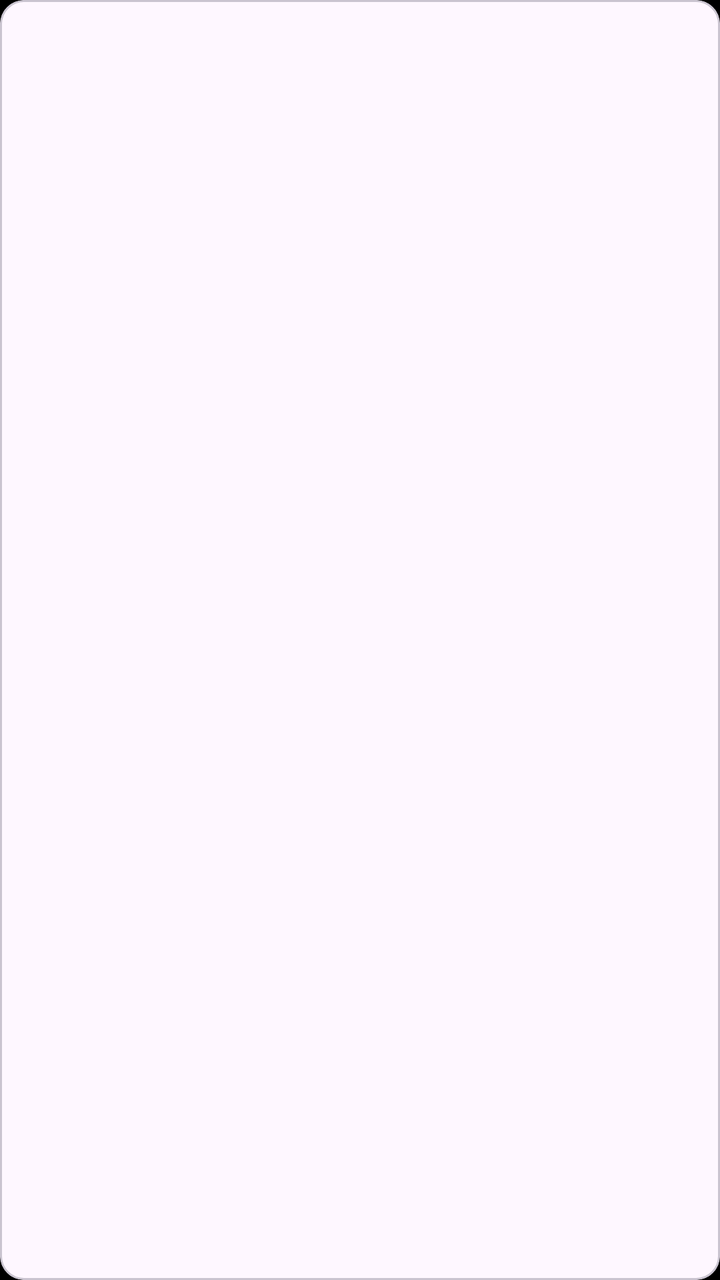
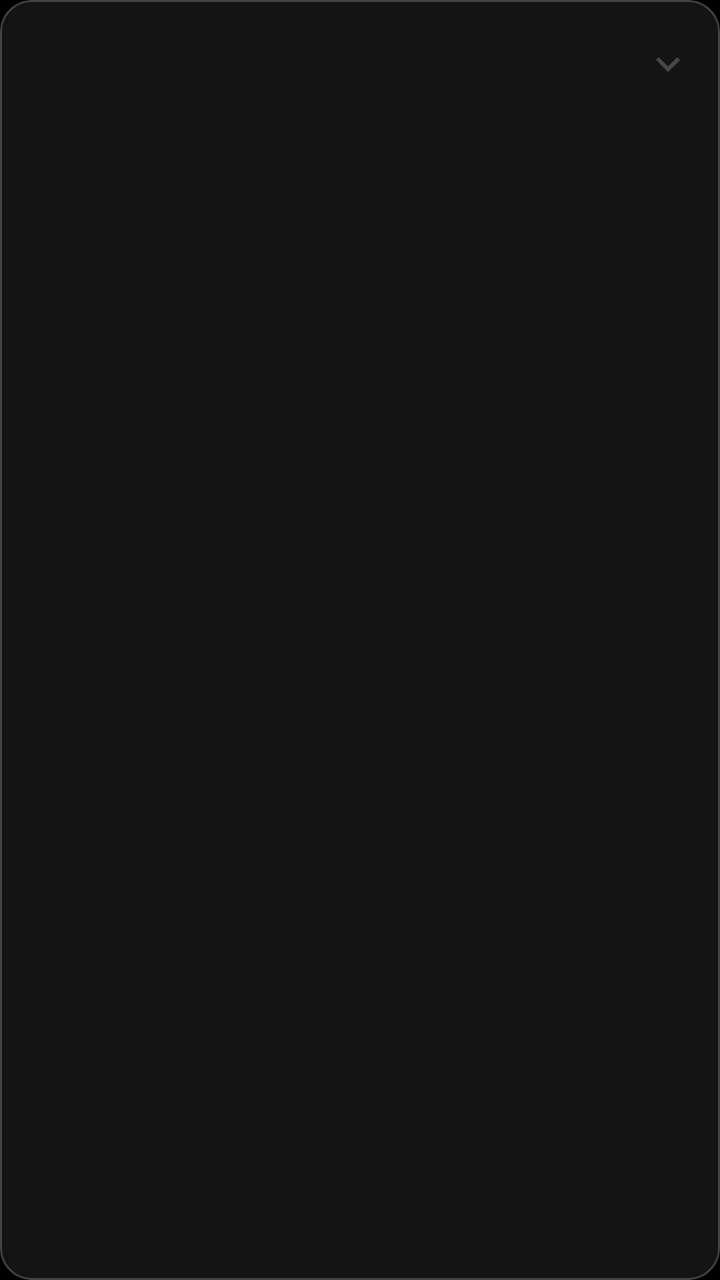

Before-and-after screenshots of an Android layout around one commit, followed by the original layout XML and the change that was made.
<!-- AndroidManifest.xml: application theme Theme.CloX -->
<!-- res/layout/item_notification.xml -->
<?xml version="1.0" encoding="utf-8"?>
<com.google.android.material.card.MaterialCardView
    xmlns:android="http://schemas.android.com/apk/res/android"
    xmlns:app="http://schemas.android.com/apk/res-auto"
    android:layout_width="match_parent"
    android:layout_height="wrap_content"
    android:layout_margin="4dp"
    app:cardCornerRadius="12dp">

    <LinearLayout
        android:layout_width="match_parent"
        android:layout_height="wrap_content"
        android:orientation="vertical"
        android:padding="12dp">

        <LinearLayout
            android:layout_width="match_parent"
            android:layout_height="wrap_content"
            android:orientation="horizontal"
            android:gravity="center_vertical">

            <ImageView
                android:id="@+id/notifAppIcon"
                android:layout_width="20dp"
                android:layout_height="20dp" />

            <TextView
                android:id="@+id/notifAppName"
                android:layout_width="0dp"
                android:layout_height="wrap_content"
                android:layout_weight="1"
                android:layout_marginStart="6dp"
                android:textAppearance="?attr/textAppearanceLabelSmall"
                android:maxLines="1" />

        </LinearLayout>

        <TextView
            android:id="@+id/notifTitle"
            android:layout_width="match_parent"
            android:layout_height="wrap_content"
            android:layout_marginTop="4dp"
            android:textAppearance="?attr/textAppearanceTitleSmall"
            android:maxLines="1"
            android:ellipsize="end" />

        <TextView
            android:id="@+id/notifBody"
            android:layout_width="match_parent"
            android:layout_height="wrap_content"
            android:textAppearance="?attr/textAppearanceBodySmall"
            android:maxLines="2"
            android:ellipsize="end" />

        <LinearLayout
            android:id="@+id/notifActionsRow"
            android:layout_width="match_parent"
            android:layout_height="wrap_content"
            android:orientation="horizontal"
            android:layout_marginTop="8dp" />

    </LinearLayout>

</com.google.android.material.card.MaterialCardView>
<!-- resources referenced by this layout -->
<resources>
  <style name="Theme.CloX" parent="Theme.Material3.DayNight.NoActionBar">
          <item name="android:windowBackground">@android:color/black</item>
      </style>
</resources>

<!-- the commit's change to res/layout/item_notification.xml (unified diff, before → after) -->
@@ -4,8 +4,13 @@
     xmlns:app="http://schemas.android.com/apk/res-auto"
     android:layout_width="match_parent"
     android:layout_height="wrap_content"
-    android:layout_margin="4dp"
-    app:cardCornerRadius="12dp">
+    android:layout_marginHorizontal="8dp"
+    android:layout_marginVertical="4dp"
+    app:cardCornerRadius="16dp"
+    app:cardBackgroundColor="#CC1A1A1A"
+    app:cardElevation="0dp"
+    app:strokeColor="#33FFFFFF"
+    app:strokeWidth="1dp">
 
     <LinearLayout
         android:layout_width="match_parent"
@@ -13,51 +18,115 @@
         android:orientation="vertical"
         android:padding="12dp">
 
+        
         <LinearLayout
             android:layout_width="match_parent"
             android:layout_height="wrap_content"
             android:orientation="horizontal"
             android:gravity="center_vertical">
 
-            <ImageView
-                android:id="@+id/notifAppIcon"
-                android:layout_width="20dp"
-                android:layout_height="20dp" />
+            
+            <FrameLayout
+                android:id="@+id/iconSlot"
+                android:layout_width="40dp"
+                android:layout_height="40dp">
 
+                <ImageView
+                    android:id="@+id/notifAppIcon"
+                    android:layout_width="24dp"
+                    android:layout_height="24dp"
+                    android:layout_gravity="center"
+                    android:visibility="visible" />
+
+                <com.google.android.material.imageview.ShapeableImageView
+                    android:id="@+id/notifLargeIcon"
+                    android:layout_width="40dp"
+                    android:layout_height="40dp"
+                    android:scaleType="centerCrop"
+                    app:shapeAppearanceOverlay="@style/ShapeAppearance.AlbumArt"
+                    android:visibility="gone" />
+
+                <ImageView
+                    android:id="@+id/notifAppIconBadge"
+                    android:layout_width="16dp"
+                    android:layout_height="16dp"
+                    android:layout_gravity="bottom|end"
+                    android:visibility="gone" />
+
+            </FrameLayout>
+
+            
             <TextView
                 android:id="@+id/notifAppName"
                 android:layout_width="0dp"
                 android:layout_height="wrap_content"
                 android:layout_weight="1"
-                android:layout_marginStart="6dp"
+                android:layout_marginStart="8dp"
                 android:textAppearance="?attr/textAppearanceLabelSmall"
-                android:maxLines="1" />
+                android:textColor="?attr/colorOnSurfaceVariant"
+                android:maxLines="1"
+                android:ellipsize="end" />
+
+            
+            <TextView
+                android:id="@+id/notifTime"
+                android:layout_width="wrap_content"
+                android:layout_height="wrap_content"
+                android:textAppearance="?attr/textAppearanceLabelSmall"
+                android:textColor="?attr/colorOnSurfaceVariant"
+                android:maxLines="1"
+                android:layout_marginEnd="4dp" />
+
+            
+            <ImageButton
+                android:id="@+id/btnExpand"
+                android:layout_width="28dp"
+                android:layout_height="28dp"
+                android:src="@drawable/ic_expand_more"
+                android:background="?attr/selectableItemBackgroundBorderless"
+                android:padding="4dp" />
 
         </LinearLayout>
 
+        
         <TextView
             android:id="@+id/notifTitle"
             android:layout_width="match_parent"
             android:layout_height="wrap_content"
-            android:layout_marginTop="4dp"
+            android:layout_marginTop="6dp"
             android:textAppearance="?attr/textAppearanceTitleSmall"
+            android:textColor="?attr/colorOnSurface"
             android:maxLines="1"
             android:ellipsize="end" />
 
+        
         <TextView
             android:id="@+id/notifBody"
             android:layout_width="match_parent"
             android:layout_height="wrap_content"
-            android:textAppearance="?attr/textAppearanceBodySmall"
+            android:layout_marginTop="2dp"
+            android:textAppearance="?attr/textAppearanceBodyMedium"
+            android:textColor="?attr/colorOnSurfaceVariant"
             android:maxLines="2"
             android:ellipsize="end" />
 
+        
+        <ImageView
+            android:id="@+id/notifBigPicture"
+            android:layout_width="match_parent"
+            android:layout_height="160dp"
+            android:layout_marginTop="8dp"
+            android:scaleType="centerCrop"
+            android:visibility="gone" />
+
+        
         <LinearLayout
             android:id="@+id/notifActionsRow"
             android:layout_width="match_parent"
             android:layout_height="wrap_content"
             android:orientation="horizontal"
-            android:layout_marginTop="8dp" />
+            android:layout_marginTop="8dp"
+            android:visibility="gone" />
 
     </LinearLayout>
 
<!-- resource entries referenced after the edit -->
@@ -1,5 +1,18 @@
 <!-- resources referenced by this layout -->
 <resources>
+  <!-- drawable ic_expand_more (drawable) -->
+  <?xml version="1.0" encoding="utf-8"?>
+  <vector xmlns:android="http://schemas.android.com/apk/res/android"
+      android:width="24dp" android:height="24dp"
+      android:viewportWidth="24" android:viewportHeight="24"
+      android:tint="?attr/colorControlNormal">
+      <path android:fillColor="@android:color/white"
+          android:pathData="M16.59,8.59L12,13.17 7.41,8.59 6,10l6,6 6,-6 -1.41,-1.41z"/>
+  </vector>
+  <style name="ShapeAppearance.AlbumArt" parent="">
+          <item name="cornerFamily">rounded</item>
+          <item name="cornerSize">12dp</item>
+      </style>
   <style name="Theme.CloX" parent="Theme.Material3.DayNight.NoActionBar">
           <item name="android:windowBackground">@android:color/black</item>
       </style>
